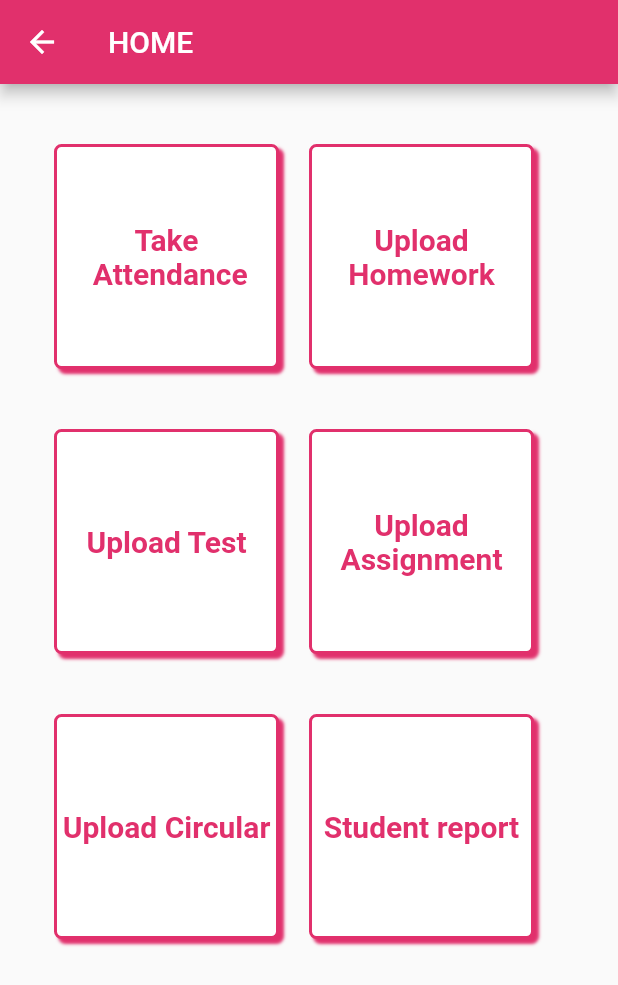
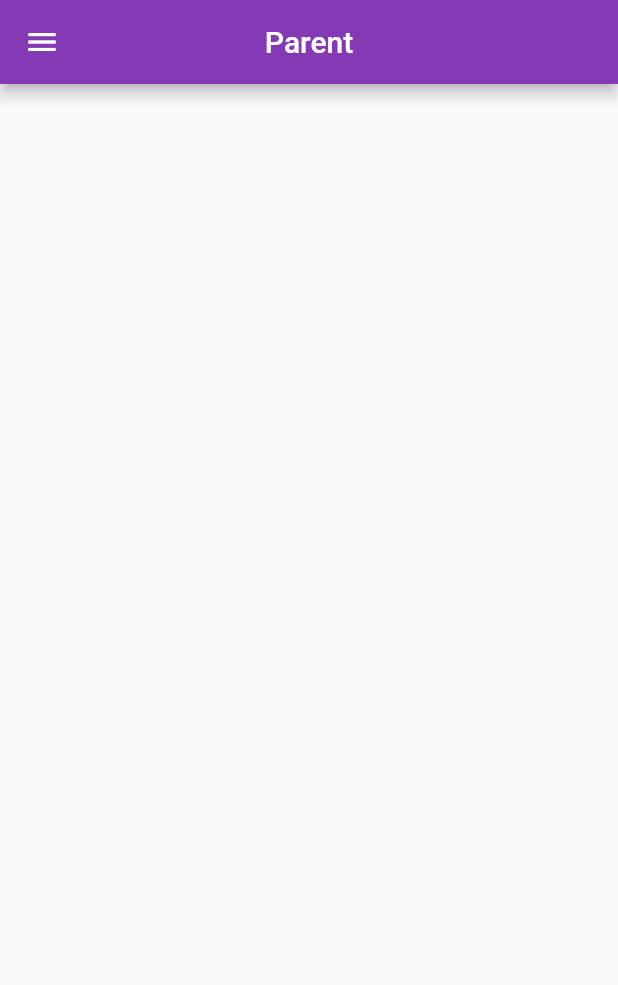
Before and after one commit to ritik-rathi/techshiksha, a Flutter app: the screen it shows after launch, after a tap on "PARENT", on a phone screen of 412 x 824 dp. Shown: the top 985 px of the screen. Run offline on Flutter 3.47's test engine with Material 2 defaults, Android fonts, the phone set to English and light mode, and no system bars; our stand-ins replace cloud_firestore, firebase_auth, flutter_calendar_carousel, font_awesome_flutter, image_picker; missing offline and left inert: flutter_pdf_viewer; accounts and stored records are empty.

Commit message:
committing again

```diff
--- a/lib/entry/choose.dart
+++ b/lib/entry/choose.dart
@@ -64,7 +64,7 @@ class _ChooseState extends State<Choose> {
               shape: RoundedRectangleBorder(
                   borderRadius: BorderRadius.circular(10)),
               onPressed: () {
-                Navigator.pushNamed(context, '/teacher');
+                Navigator.pushNamed(context, '/parent');
               },
               child: Text(
                 'PARENT',
--- a/lib/main.dart
+++ b/lib/main.dart
@@ -14,6 +14,7 @@ import 'teacher_screen/opening.dart';
 import 'teacher_screen/takeAttendance.dart';
 import 'teacher_screen/upload.dart';
 import 'entry/choose.dart';
+import 'parent_screen/start.dart';
 
 void main(){
   runApp(MyApp());
@@ -43,7 +44,8 @@ class MyApp extends StatelessWidget{
           '/upload': (context) => Upload(),
           //'choose': (context) => Choose()
           '/student': (context) => MainScreen(),
-          '/teacher': (context) => TeacherMain()
+          '/teacher': (context) => TeacherMain(),
+          '/parent': (context) => PStart()
         },
     );
   }
--- /dev/null
+++ b/lib/parent_screen/start.dart
@@ -0,0 +1,20 @@
+import 'package:flutter/material.dart';
+
+class PStart extends StatelessWidget {
+  @override
+  Widget build(BuildContext context) {
+    return Scaffold(
+      drawer: Drawer(
+
+      ),
+      appBar: AppBar(
+        backgroundColor: Color(0xFF833ab4),
+        title: Text('Parent'),
+        centerTitle: true,
+      ),
+      body: Container(
+
+      ),
+    );
+  }
+}
--- a/lib/teacher_screen/opening.dart
+++ b/lib/teacher_screen/opening.dart
@@ -32,16 +32,16 @@ class Containers extends StatelessWidget {
         decoration: BoxDecoration(
             boxShadow: [
               new BoxShadow(
-                  color: Color(0xFFE1306C), offset: Offset(3, 3), blurRadius: 1)
+                  color: Color(0xFFE20ab4), offset: Offset(3, 3), blurRadius: 1)
             ],
             color: Colors.white,
-            border: Border.all(width: 2, color: Color(0xFFE1306C)),
+            border: Border.all(width: 2, color: Color(0xFFE20ab4)),
             borderRadius: BorderRadius.circular(5)),
         child: Center(
           child: Text(
             t.title,
             style: TextStyle(
-                color: Color(0xFFE1306C),
+                color: Color(0xFFE20ab4),
                 fontSize: 20,
                 fontWeight: FontWeight.bold),
                 textAlign: TextAlign.center,
@@ -58,7 +58,7 @@ class TeacherMain extends StatelessWidget {
     return Scaffold(
       appBar: AppBar(
         title: Text('HOME'),
-        backgroundColor: Color(0xFFE1306C),
+        backgroundColor: Color(0xFFE20ab4),
       ),
       body: ListView(
         children: <Widget>[
```
